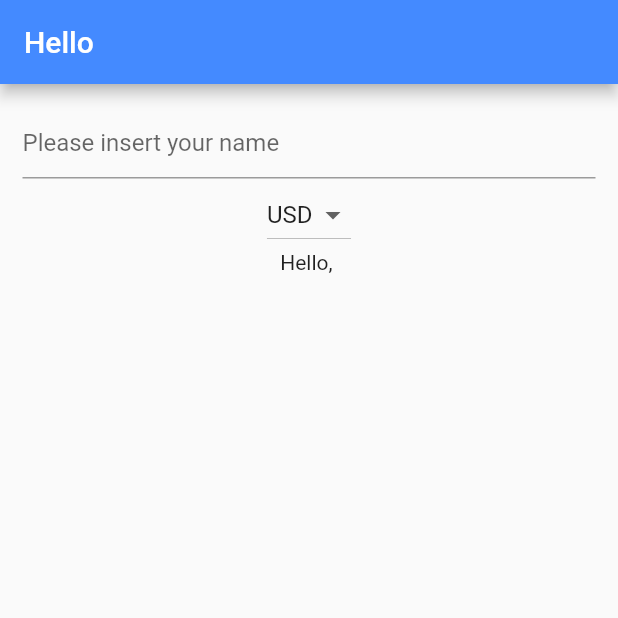
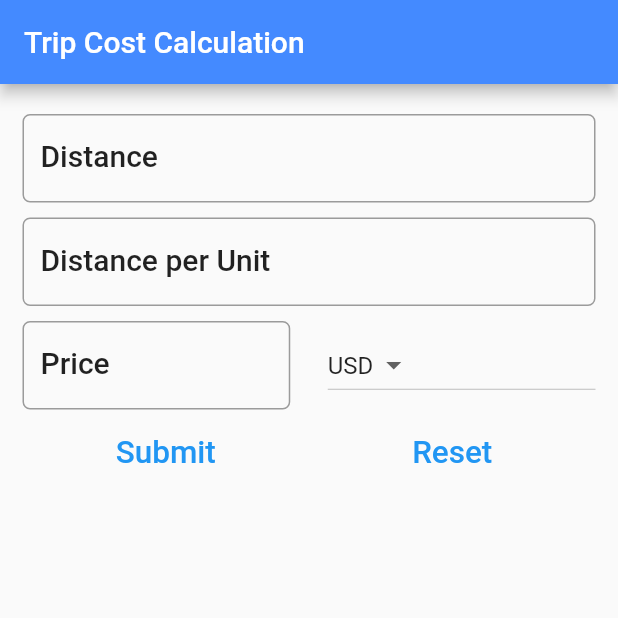
Before and after one commit to denyschornyi/flutterapp, a Flutter app: the screen it shows after launch, on a phone screen of 412 x 824 dp, the top half of it. Run offline on Flutter 3.47's test engine with Material 2 defaults, Android fonts, the phone set to English and light mode, and no system bars.

Commit message:
Created Interactive App with statefull widgets

```diff
--- a/lib/ui/home.dart
+++ b/lib/ui/home.dart
@@ -6,31 +6,83 @@
 }
 
 class _HomeState extends State<Home> {
-  String name = '';
+  TextEditingController distanceController = TextEditingController();
+  TextEditingController avgController = TextEditingController();
+  TextEditingController priceController = TextEditingController();
+  String result = '';
   final _currencies = ['USD', 'PLN', 'UAH', 'EUR'];
   String _currency = 'USD';
+  final double _formDistance = 5.0;
+
   @override
   Widget build(BuildContext context) {
+    TextStyle textStyle = Theme.of(context).textTheme.headline6;
     return Scaffold(
       appBar: AppBar(
-        title: Text("Hello"),
+        title: Text("Trip Cost Calculation"),
         backgroundColor: Colors.blueAccent,
       ),
       body: Container(
         padding: EdgeInsets.all(15),
         child: Column(
           children: <Widget>[
-            TextField(
-              decoration: InputDecoration(hintText: 'Please insert your name'),
-              onChanged: (String string) {
-                setState(
-                  () {
-                    name = string;
-                  },
-                );
-              },
+            Padding(
+              padding:
+                  EdgeInsets.only(top: _formDistance, bottom: _formDistance),
+              child: TextField(
+                controller: distanceController,
+                decoration: InputDecoration(
+                  labelText: "Distance",
+                  hintText: 'e.g. 124',
+                  labelStyle: textStyle,
+                  border: OutlineInputBorder(
+                    borderRadius: BorderRadius.circular(5),
                   ),
-            DropdownButton<String>(
+                ),
+                keyboardType: TextInputType.number,
+              ),
+            ),
+            Padding(
+              padding:
+                  EdgeInsets.only(top: _formDistance, bottom: _formDistance),
+              child: TextField(
+                controller: avgController,
+                decoration: InputDecoration(
+                  labelText: "Distance per Unit",
+                  hintText: 'e.g. 17',
+                  labelStyle: textStyle,
+                  border: OutlineInputBorder(
+                    borderRadius: BorderRadius.circular(5),
+                  ),
+                ),
+                keyboardType: TextInputType.number,
+              ),
+            ),
+            Row(
+              children: [
+                Expanded(
+                  child: Padding(
+                    padding: EdgeInsets.only(
+                        top: _formDistance, bottom: _formDistance),
+                    child: TextField(
+                      controller: priceController,
+                      decoration: InputDecoration(
+                        labelText: "Price",
+                        hintText: 'e.g. 1.65',
+                        labelStyle: textStyle,
+                        border: OutlineInputBorder(
+                          borderRadius: BorderRadius.circular(5),
+                        ),
+                      ),
+                      keyboardType: TextInputType.number,
+                    ),
+                  ),
+                ),
+                Container(
+                  width: _formDistance * 5,
+                ),
+                Expanded(
+                  child: DropdownButton<String>(
                     items: _currencies.map(
                       (String value) {
                         return DropdownMenuItem<String>(
@@ -44,15 +96,75 @@
                       _onDropdownChanged(value);
                     },
                   ),
-            Text("Hello, ${name}"),
+                ),
+              ],
+            ),
+            Row(
+              children: [
+                Expanded(
+                  child: TextButton(
+                    style: ButtonStyle(
+                      foregroundColor:
+                          MaterialStateProperty.all<Color>(Colors.blue),
+                    ),
+                    child: Text(
+                      'Submit',
+                      textScaleFactor: 1.5,
+                    ),
+                    onPressed: () {
+                      setState(() {
+                        result = _calculate();
+                      });
+                    },
+                  ),
+                ),
+                Expanded(
+                  child: TextButton(
+                    style: ButtonStyle(
+                      foregroundColor:
+                          MaterialStateProperty.all<Color>(Colors.blue),
+                    ),
+                    child: Text(
+                      'Reset',
+                      textScaleFactor: 1.5,
+                    ),
+                    onPressed: () {
+                     _reset();
+                    },
+                  ),
+                ),
+              ],
+            ),
+            Text(result),
           ],
         ),
       ),
     );
   }
-  _onDropdownChanged(String value){
+
+  _onDropdownChanged(String value) {
     setState(() {
       this._currency = value;
     });
   }
+
+  String _calculate() {
+    double _distance = double.parse(distanceController.text);
+    double _fuelCost = double.parse(priceController.text);
+    double _consumption = double.parse(avgController.text);
+    double _totalCost = _distance / _consumption * _fuelCost;
+
+    String _result =
+        'The total cost of your trip is ${_totalCost.toStringAsFixed(2)}  ${_currency}';
+    return _result;
   }
+
+  void _reset(){
+    distanceController.text = '';
+    avgController.text = '';
+    priceController.text = '';
+    setState(() {
+      result = '';
+    });
+  }
+}
```
Lines whose indentation alone changed are shown as unchanged.
